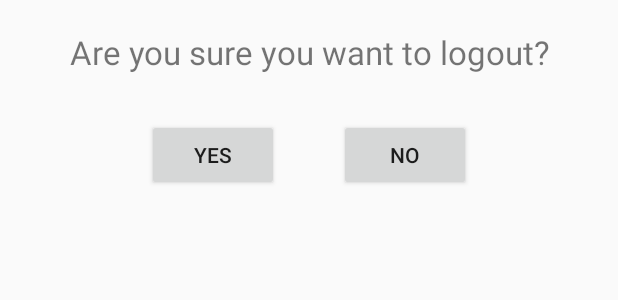
After one commit to Truc-Nguyen/PantryOrganizer, an Android app: the layout dialog_logout.xml on its own in the app's theme, with its tools: preview values and no code run, on a phone screen of 412 x 824 dp. The commit adds this screen. Shown: the top 300 px of the screen. Run offline under Robolectric (Android 15) with nearby library versions, the phone set to English and light mode, and no system bars.

Commit message:
Fixed minor user management bugs - Added abstract app activity class - Added user logout from app activity
- Truc

```diff
--- a/app/src/main/AndroidManifest.xml
+++ b/app/src/main/AndroidManifest.xml
@@ -1,6 +1,9 @@
 <?xml version="1.0" encoding="utf-8"?>
 <manifest xmlns:android="http://schemas.android.com/apk/res/android"
     package="com.example.pantry_organizer">
+
+    <!-- Permission to use the internet -->
+    <uses-permission android:name="android.permission.INTERNET"/>
 
     <application
         android:allowBackup="true"
@@ -11,8 +14,7 @@
         android:theme="@style/AppTheme">
         <activity
             android:name=".userManagement.activity.UserManagementActivity"
-            android:label="@string/app_name"
-            android:theme="@style/AppTheme.NoActionBar">
+            android:label="@string/app_name">
             <intent-filter>
                 <action android:name="android.intent.action.MAIN" />
 
--- a/app/src/main/java/com/example/pantry_organizer/userManagement/activity/UserManagementActivity.kt
+++ b/app/src/main/java/com/example/pantry_organizer/userManagement/activity/UserManagementActivity.kt
@@ -18,10 +18,10 @@ class UserManagementActivity: AppCompatActivity() {
         super.onCreate(savedInstanceState)
         setContentView(R.layout.activity_user_management)
 
-        // Set an instance of firebase firestore
+        // Set an instance of firebase database.
         db = FirebaseFirestore.getInstance()
 
-        // Set an instance of firebase authentication
+        // Set an instance of firebase authentication.
         auth = FirebaseAuth.getInstance()
 
         val viewPagerAdapter = ViewPagerAdapter(supportFragmentManager)
--- /dev/null
+++ b/app/src/main/res/layout/dialog_logout.xml
@@ -0,0 +1,44 @@
+<?xml version="1.0" encoding="utf-8"?>
+<androidx.constraintlayout.widget.ConstraintLayout
+    xmlns:android="http://schemas.android.com/apk/res/android"
+    android:layout_width="match_parent"
+    android:layout_height="match_parent"
+    xmlns:app="http://schemas.android.com/apk/res-auto">
+
+    <TextView
+        android:id="@+id/logout_textView"
+        android:layout_width="wrap_content"
+        android:layout_height="wrap_content"
+        android:padding="10dp"
+        android:text="@string/logout_message"
+        android:textSize="10pt"
+        android:gravity="center_horizontal"
+        android:layout_marginTop="10dp"
+        app:layout_constraintTop_toTopOf="parent"
+        app:layout_constraintStart_toStartOf="parent"
+        app:layout_constraintEnd_toEndOf="parent"/>
+
+    <LinearLayout
+        android:layout_width="wrap_content"
+        android:layout_height="wrap_content"
+        android:orientation="horizontal"
+        app:layout_constraintTop_toBottomOf="@id/logout_textView"
+        app:layout_constraintStart_toStartOf="parent"
+        app:layout_constraintEnd_toEndOf="parent">
+
+        <Button
+            android:id="@+id/logoutYes_button"
+            android:layout_width="wrap_content"
+            android:layout_height="wrap_content"
+            android:text="@string/logout_yes"
+            android:layout_margin="20dp"/>
+
+        <Button
+            android:id="@+id/logoutNo_button"
+            android:layout_width="wrap_content"
+            android:layout_height="wrap_content"
+            android:text="@string/logout_no"
+            android:layout_margin="20dp"/>
+
+    </LinearLayout>
+</androidx.constraintlayout.widget.ConstraintLayout>
--- a/app/src/main/res/values/colors.xml
+++ b/app/src/main/res/values/colors.xml
@@ -3,4 +3,5 @@
     <color name="colorPrimary">#008577</color>
     <color name="colorPrimaryDark">#00574B</color>
     <color name="colorAccent">#D81B60</color>
+    <color name="blue">#0000EE</color>
 </resources>
--- a/app/src/main/res/values/strings.xml
+++ b/app/src/main/res/values/strings.xml
@@ -7,14 +7,10 @@
     <string name="sign_up_fragment_status">Please Wait</string>
     <string name="login_email_hint">E-Mail Address</string>
     <string name="login_password_hint">Password</string>
+    <string name="login_sign_up_hint">Don\'t have an account? Sign up!</string>
     <string name="sign_up_confirm_password_hint">Confirm Password</string>
-    <string name="title_activity_pantry_list">PantryListActivity</string>
-    <!-- Strings used for fragments for navigation -->
-    <string name="first_fragment_label">First Fragment</string>
-    <string name="second_fragment_label">Second Fragment</string>
-    <string name="next">Next</string>
-    <string name="previous">Previous</string>
 
-    <string name="hello_first_fragment">Hello first fragment</string>
-    <string name="hello_second_fragment">Hello second fragment. Arg: %1$s</string>
+    <string name="logout_message">Are you sure you want to logout?</string>
+    <string name="logout_yes">Yes</string>
+    <string name="logout_no">No</string>
 </resources>
```
Also changed, not shown: app/src/main/java/com/example/pantry_organizer/global/adapter/AbstractPantryAppActivity.kt (added, +44 -0 lines), app/src/main/java/com/example/pantry_organizer/pantry/activity/PantryListActivity.kt (+2 -6 lines), app/src/main/java/com/example/pantry_organizer/userManagement/fragment/LoginFragment.kt (+13 -26 lines), app/src/main/java/com/example/pantry_organizer/userManagement/fragment/SignUpFragment.kt (+7 -29 lines), app/src/main/java/com/example/pantry_organizer/userManagement/fragment/UserManagementFragment.kt (added, +42 -0 lines), app/src/main/res/layout/fragment_login.xml (+15 -2 lines), 2 other files.
